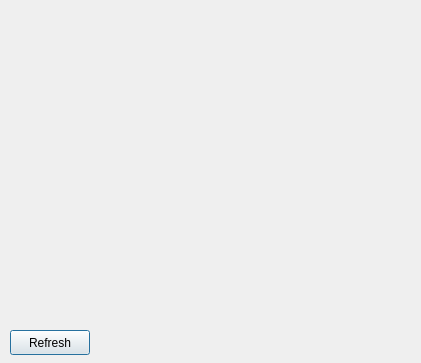
Before: the Qt Designer form ui/modules/mtbrcio.ui in kmzbrnoI/mtb-config-tool, drawn with Qt 5.
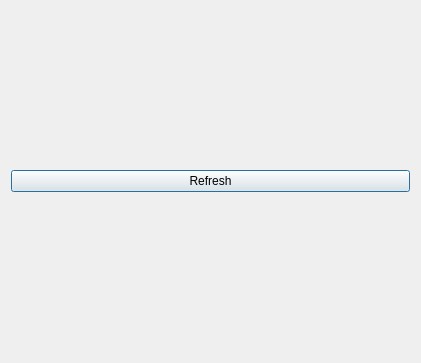
After: the same form once the commit is applied.

Commit message: Apply grid layou to all forms.

```diff
--- a/ui/modules/mtbrcio.ui
+++ b/ui/modules/mtbrcio.ui
@@ -13,15 +13,12 @@
   <property name="windowTitle">
    <string notr="true">Dialog</string>
   </property>
+  <layout class="QGridLayout" name="gridLayout">
+   <item row="0" column="0">
+    <layout class="QGridLayout" name="gl_inputs"/>
+   </item>
+   <item row="1" column="0">
   <widget class="QPushButton" name="b_refresh">
-   <property name="geometry">
-    <rect>
-     <x>10</x>
-     <y>330</y>
-     <width>80</width>
-     <height>25</height>
-    </rect>
-   </property>
    <property name="text">
     <string>Refresh</string>
    </property>
@@ -29,17 +26,8 @@
     <string notr="true">Ctrl+R</string>
    </property>
   </widget>
-  <widget class="QWidget" name="gridLayoutWidget">
-   <property name="geometry">
-    <rect>
-     <x>10</x>
-     <y>10</y>
-     <width>401</width>
-     <height>311</height>
-    </rect>
-   </property>
-   <layout class="QGridLayout" name="gl_inputs"/>
-  </widget>
+   </item>
+  </layout>
  </widget>
  <resources/>
  <connections/>
```
Lines whose indentation alone changed are shown as unchanged. The commit also changes 17 other files.
